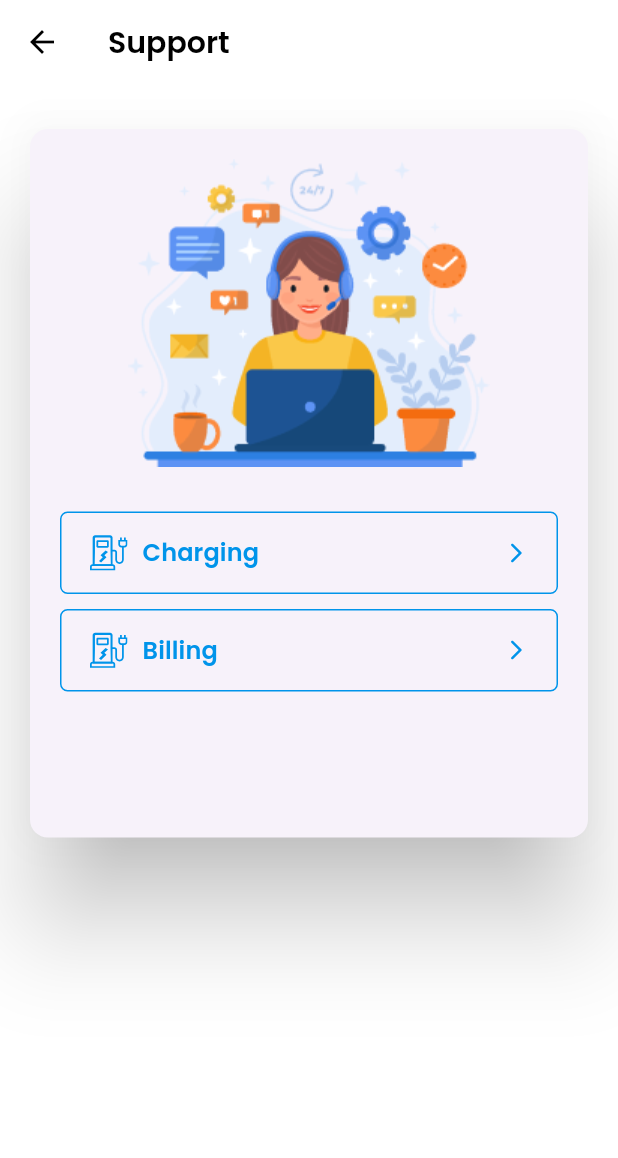
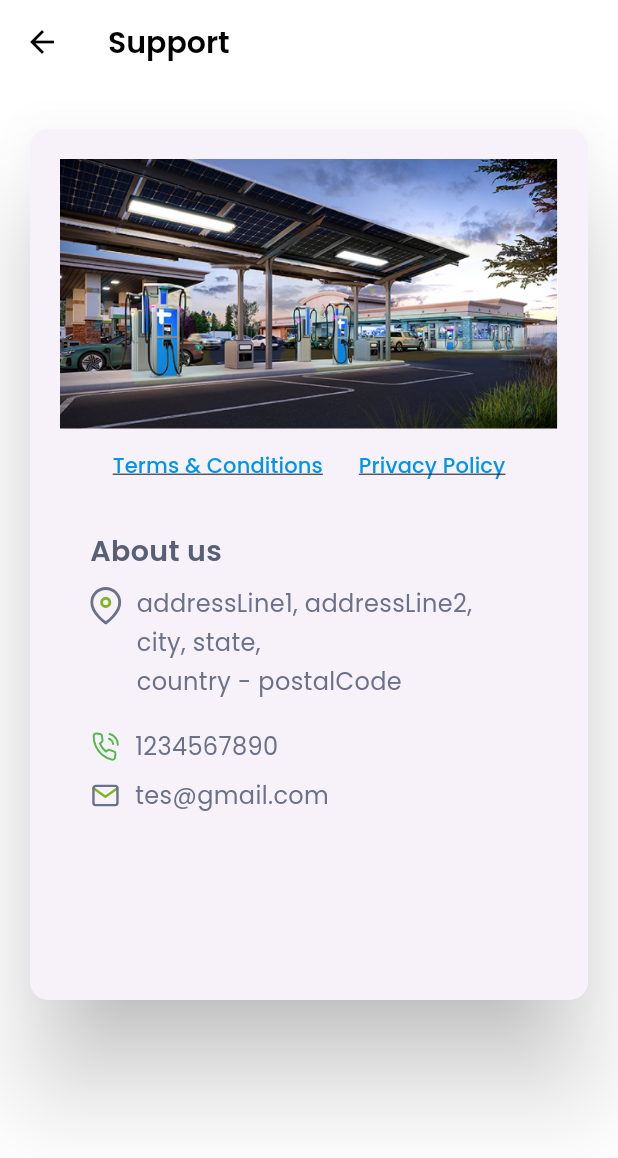
Before and after one commit to seethalakshmy/Nextpower, a Flutter app: the SupportScreen screen opened by its route, on a phone screen of 412 x 824 dp. Shown: the top 1158 px of the screen. Run offline on Flutter 3.47's test engine with Material 3 defaults, Android fonts, the phone set to English and light mode, and no system bars; our stand-ins replace file_picker, flutter_svg, geolocator, get, get_storage, google_fonts and 3 more; missing offline and left inert: mobile_scanner; accounts and stored records are empty; network calls fail; project files that could hold a hidden picture were left out.

Commit message:
email verification resend api completed about us api completed support page ui changed

```diff
--- a/lib/infrastructure/dal/providers/address/address_provider.dart
+++ b/lib/infrastructure/dal/providers/address/address_provider.dart
@@ -4,7 +4,6 @@ import 'package:project/infrastructure/dal/models/address/AddressResponse.dart';
 import 'package:project/infrastructure/dal/models/base/CommonResponse.dart';
 import 'package:project/infrastructure/dal/models/countries/CountryResponse.dart';
 import 'dart:convert';
-import 'package:project/infrastructure/dal/models/login/LoginResponse.dart';
 import 'package:project/infrastructure/dal/models/states/StatesResponse.dart';
 import 'package:project/infrastructure/dal/services/api_service.dart';
 import 'package:http/http.dart' as http;
--- a/lib/presentation/about.us/controllers/about_us.controller.dart
+++ b/lib/presentation/about.us/controllers/about_us.controller.dart
@@ -1,9 +1,9 @@
 import 'package:get/get.dart';
-import 'package:project/presentation/about.us/about_us_model.dart';
 import 'package:project/presentation/about.us/providers/about_us_provider.dart';
+import '../../../infrastructure/dal/models/about_us/about_us_model.dart';
 
 class AboutUsController extends GetxController {
-  AboutUs? aboutUs;
+  AboutUsModel? aboutUs;
   final isLoading = true.obs;
 
   @override
--- a/lib/presentation/support/support.screen.dart
+++ b/lib/presentation/support/support.screen.dart
@@ -10,6 +10,8 @@ import 'package:project/infrastructure/widgets/appbar/custom_appbar.dart';
 import 'package:project/infrastructure/widgets/card/custom_card_view.dart';
 import 'package:project/infrastructure/widgets/text/title_widget.dart';
 
+import '../my.address/widgets/show_address_widget.dart';
+import '../station.details/widgets/overview_widget.dart';
 import 'controllers/support.controller.dart';
 
 class SupportScreen extends GetView<SupportController> {
@@ -24,74 +26,160 @@ class SupportScreen extends GetView<SupportController> {
           margin: const EdgeInsets.symmetric(vertical: 30, horizontal: 20),
           child: IntrinsicHeight(
             child: Column(
-              crossAxisAlignment: CrossAxisAlignment.center,
               children: [
-                SvgImageUtils().showSvgFromAsset(Assets.iconsSupport),
-                const SizedBox(height: 30),
-                _ButtonItem(
-                  asset: Assets.iconsMenuStation,
-                  onPressed: () {
-                    NavigationUtils().callChargingBillingPage(1);
-                  },
-                  title: translate(LocaleKeys.charging),
-                ),
-                const SizedBox(height: 10),
-                _ButtonItem(
-                  asset: Assets.iconsMenuStation,
-                  onPressed: () {
-                    NavigationUtils().callChargingBillingPage(2);
-                  },
-                  title: translate(LocaleKeys.billing),
-                )
+                Expanded(
+                    child: SvgImageUtils().showSvgFromAsset(
+                        Assets.iconsAboutusImage,
+                        width: double.infinity)),
+                Expanded(
+                    flex: 2,
+                    child: Padding(
+                      padding: const EdgeInsets.symmetric(horizontal: 20.0),
+                      child: Column(
+                        crossAxisAlignment: CrossAxisAlignment.start,
+                        children: [
+                          Row(
+                            mainAxisAlignment: MainAxisAlignment.center,
+                            children: [
+                              _ClickableTextWidget(
+                                text: translate(LocaleKeys.termsAndConditions),
+                                onPressed: () {},
+                              ),
+                              _ClickableTextWidget(
+                                text: translate(LocaleKeys.privacyPolicy),
+                                onPressed: () {},
+                              ),
+                            ],
+                          ),
+                          const SizedBox(height: 20),
+                          TitleWidget(
+                            title: translate(LocaleKeys.aboutUs),
+                            fontSize: 19,
+                            fontWeight: FontWeight.w600,
+                          ),
+                          const SizedBox(height: 10),
+                          // Text(controller.aboutUs?.data ?? "")
+                          ShowAddressWidget(
+                              addressLine1: "addressLine1",
+                              addressLine2: "addressLine2",
+                              city: "city",
+                              country: "country",
+                              state: "state",
+                              postalCode: "postalCode"),
+                          const SizedBox(height: 10),
+                          // SmallIconLabelWidget(
+                          //   assetPath: Assets.iconsTime,
+                          //   label: controller.aboutUs?.openTime ?? "",
+                          // ),
+                          const SizedBox(height: 10),
+                          SmallIconLabelWidget(
+                            assetPath: Assets.iconsCallBig,
+                            label: "1234567890",
+                          ),
+                          const SizedBox(height: 10),
+                          SmallIconLabelWidget(
+                            assetPath: Assets.iconsEmail,
+                            label:  "tes@gmail.com",
+                          ),
+                        ],
+                      ),
+                    ))
               ],
             ),
+            // child: Column(
+            //   crossAxisAlignment: CrossAxisAlignment.center,
+            //   children: [
+            //     SvgImageUtils().showSvgFromAsset(Assets.iconsSupport),
+            //     const SizedBox(height: 30),
+            //     _ButtonItem(
+            //       asset: Assets.iconsMenuStation,
+            //       onPressed: () {
+            //         NavigationUtils().callChargingBillingPage(1);
+            //       },
+            //       title: translate(LocaleKeys.charging),
+            //     ),
+            //     const SizedBox(height: 10),
+            //     _ButtonItem(
+            //       asset: Assets.iconsMenuStation,
+            //       onPressed: () {
+            //         NavigationUtils().callChargingBillingPage(2);
+            //       },
+            //       title: translate(LocaleKeys.billing),
+            //     )
+            //   ],
+            // ),
           )),
     );
   }
 }
 
-class _ButtonItem extends StatelessWidget {
-  const _ButtonItem({
-    super.key,
-    required this.title,
-    required this.asset,
+class _ClickableTextWidget extends StatelessWidget {
+  const _ClickableTextWidget({
     required this.onPressed,
+    required this.text,
   });
 
-  final String title;
-  final String asset;
   final VoidCallback onPressed;
+  final String text;
 
   @override
   Widget build(BuildContext context) {
     return TextButton(
-        onPressed: onPressed,
-        style: TextButton.styleFrom(
-            padding: const EdgeInsets.symmetric(horizontal: 20, vertical: 15),
-            shape: RoundedRectangleBorder(
-                side: BorderSide(color: AppColors.primaryColor),
-                borderRadius: BorderRadius.circular(5))),
-        child: Row(
-          children: [
-            SvgImageUtils()
-                .showSvgFromAsset(asset, color: AppColors.primaryColor),
-            const SizedBox(
-              width: 10,
-            ),
-            Expanded(
-              child: TitleWidget(
-                title: title,
-                color: AppColors.primaryColor,
-                fontSize: 16,
-                fontWeight: FontWeight.w600,
-              ),
-            ),
-            Icon(
-              Icons.arrow_forward_ios_rounded,
-              color: AppColors.primaryColor,
-              size: 16,
-            )
-          ],
-        ));
+      onPressed: onPressed,
+      style: TextButton.styleFrom().copyWith(
+          overlayColor: MaterialStateProperty.all(Colors.transparent)),
+      child: Text(
+        text,
+        style: TextStyle(
+            color: AppColors.primaryColor,
+            decoration: TextDecoration.underline),
+      ),
+    );
   }
 }
+
+// class _ButtonItem extends StatelessWidget {
+//   const _ButtonItem({
+//     super.key,
+//     required this.title,
+//     required this.asset,
+//     required this.onPressed,
+//   });
+//
+//   final String title;
+//   final String asset;
+//   final VoidCallback onPressed;
+//
+//   @override
+//   Widget build(BuildContext context) {
+//     return TextButton(
+//         onPressed: onPressed,
+//         style: TextButton.styleFrom(
+//             padding: const EdgeInsets.symmetric(horizontal: 20, vertical: 15),
+//             shape: RoundedRectangleBorder(
+//                 side: BorderSide(color: AppColors.primaryColor),
+//                 borderRadius: BorderRadius.circular(5))),
+//         child: Row(
+//           children: [
+//             SvgImageUtils()
+//                 .showSvgFromAsset(asset, color: AppColors.primaryColor),
+//             const SizedBox(
+//               width: 10,
+//             ),
+//             Expanded(
+//               child: TitleWidget(
+//                 title: title,
+//                 color: AppColors.primaryColor,
+//                 fontSize: 16,
+//                 fontWeight: FontWeight.w600,
+//               ),
+//             ),
+//             Icon(
+//               Icons.arrow_forward_ios_rounded,
+//               color: AppColors.primaryColor,
+//               size: 16,
+//             )
+//           ],
+//         ));
+//   }
+// }
```
Also changed, not shown: lib/infrastructure/dal/models/about_us/about_us_model.dart (added, +33 -0 lines), lib/presentation/about.us/about_us.screen.dart (+33 -32 lines), lib/presentation/about.us/providers/about_us_provider.dart (+28 -11 lines).
